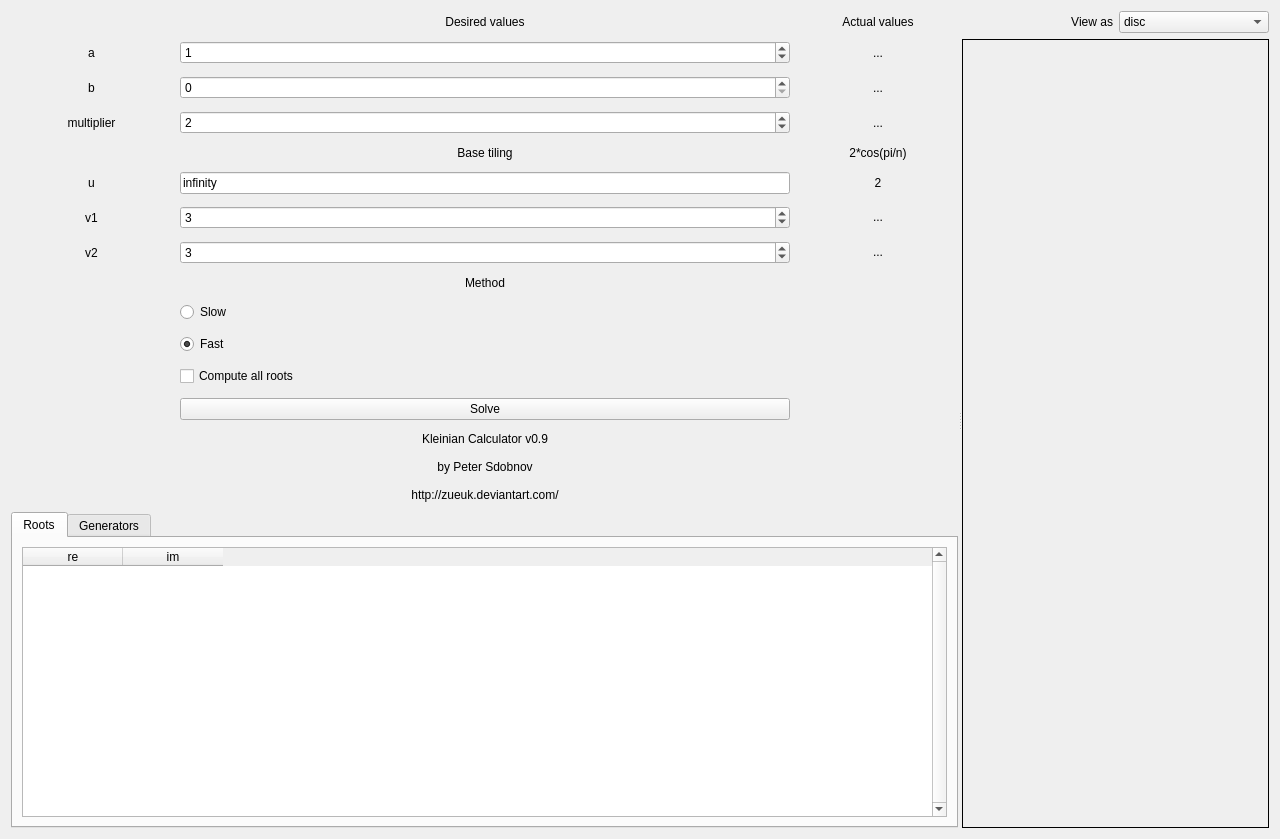
Above: src/MainForm.ui from Zueuk/KleinianCalc before the change. Below: the same form after it.
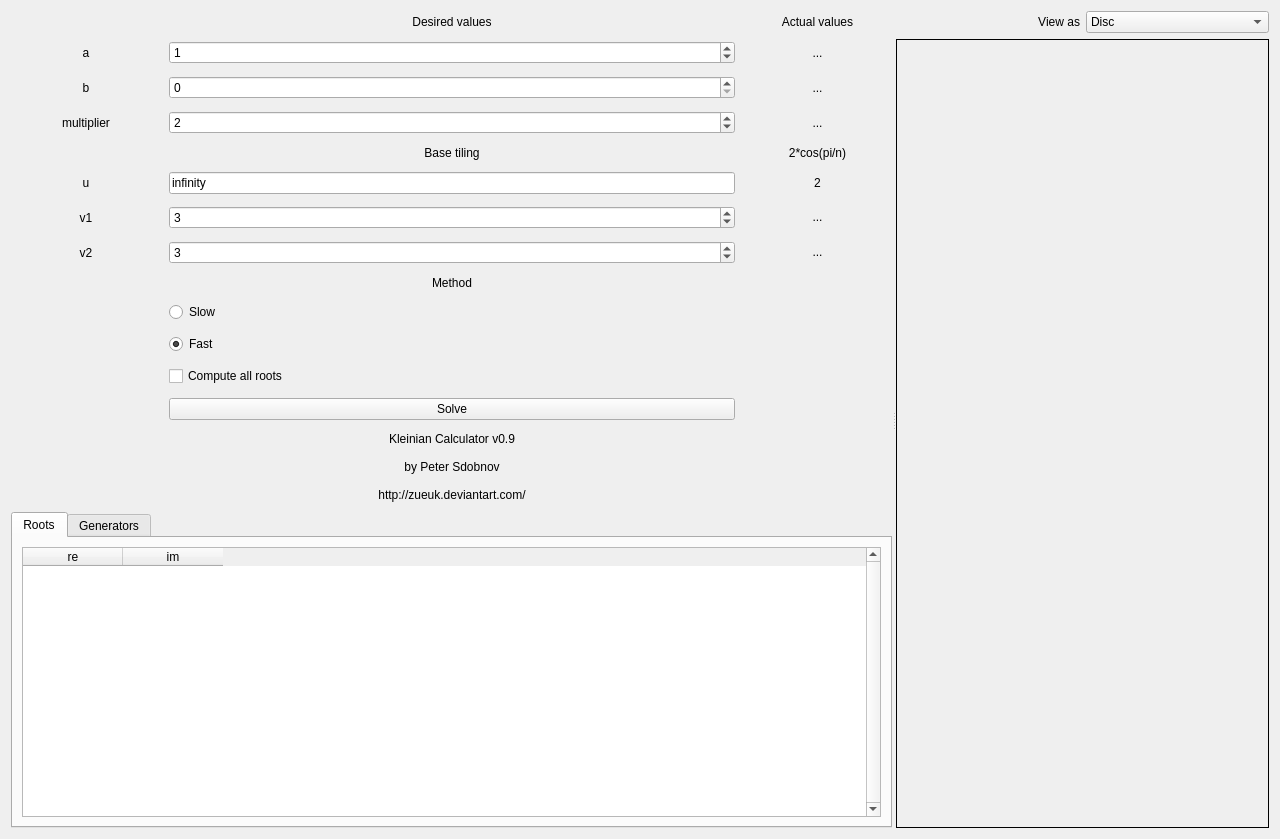
That is the form after the change.

Commit message: Added switching between disc and halfplane view

Diff of the .ui file:
```diff
--- a/src/MainForm.ui
+++ b/src/MainForm.ui
@@ -856,7 +856,12 @@
           <widget class="QComboBox" name="comboBoxViewMode">
            <item>
             <property name="text">
-             <string>disc</string>
+             <string>Disc</string>
+            </property>
+           </item>
+           <item>
+            <property name="text">
+             <string>Halfplane</string>
             </property>
            </item>
           </widget>
```
The commit also changes 1 other file.
